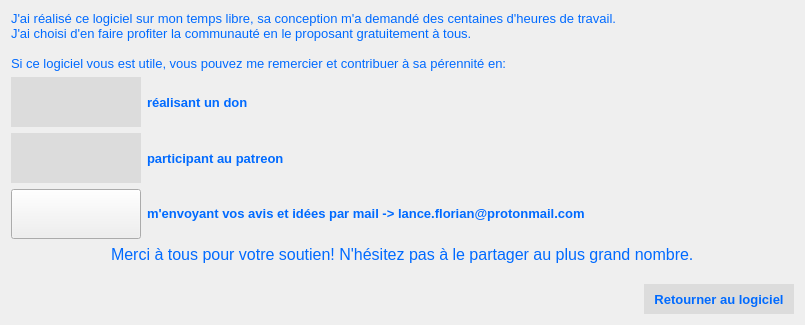
Before: the Qt Designer form PhotosConsigne/ui/Support.ui in FlorianLance/PhotosConsigne, drawn with Qt 5.
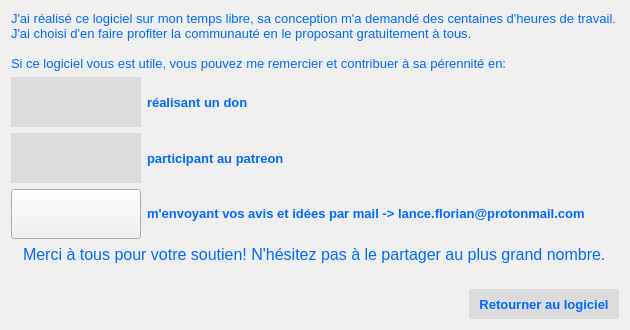
After: the same form once the commit is applied. Icons and pictures are not drawn.

Diff of the .ui file:
```diff
--- a/PhotosConsigne/ui/Support.ui
+++ b/PhotosConsigne/ui/Support.ui
@@ -6,10 +6,22 @@
    <rect>
     <x>0</x>
     <y>0</y>
-    <width>805</width>
-    <height>325</height>
+    <width>630</width>
+    <height>330</height>
    </rect>
   </property>
+  <property name="minimumSize">
+   <size>
+    <width>630</width>
+    <height>330</height>
+   </size>
+  </property>
+  <property name="maximumSize">
+   <size>
+    <width>630</width>
+    <height>330</height>
+   </size>
+  </property>
   <property name="windowTitle">
    <string>Merci d'utiliser PhotosConsigne!</string>
   </property>
```
